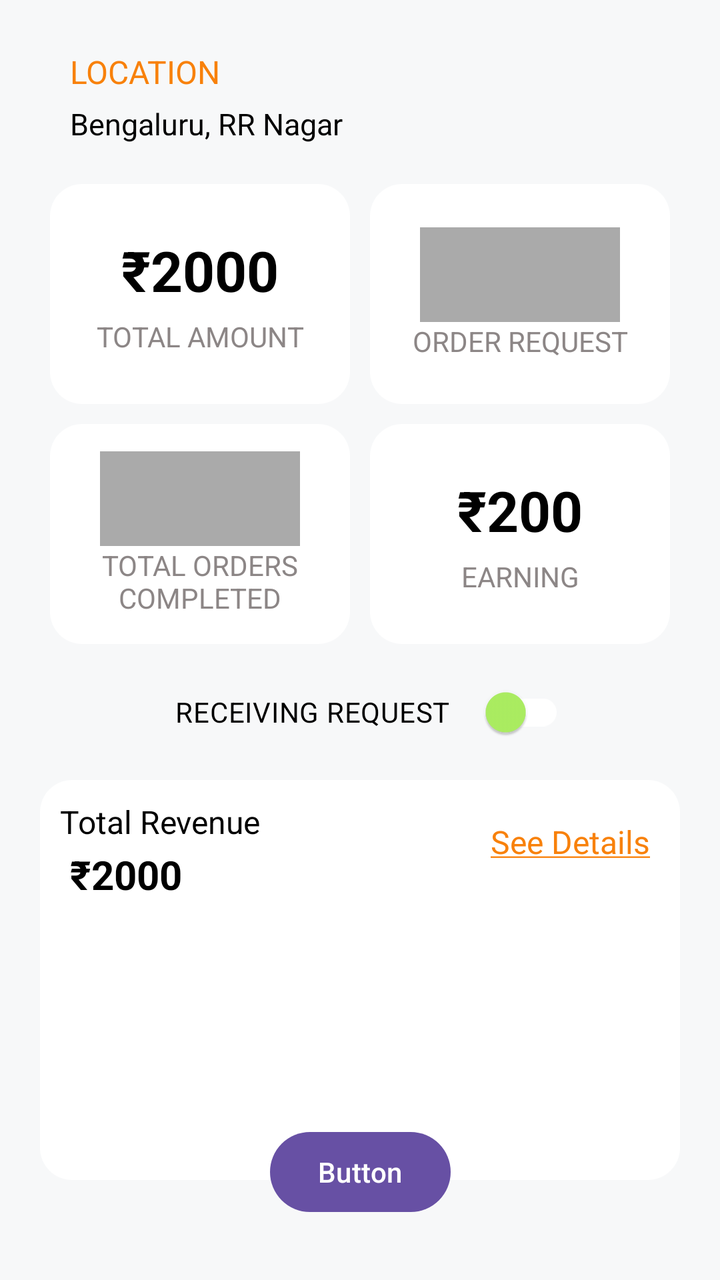
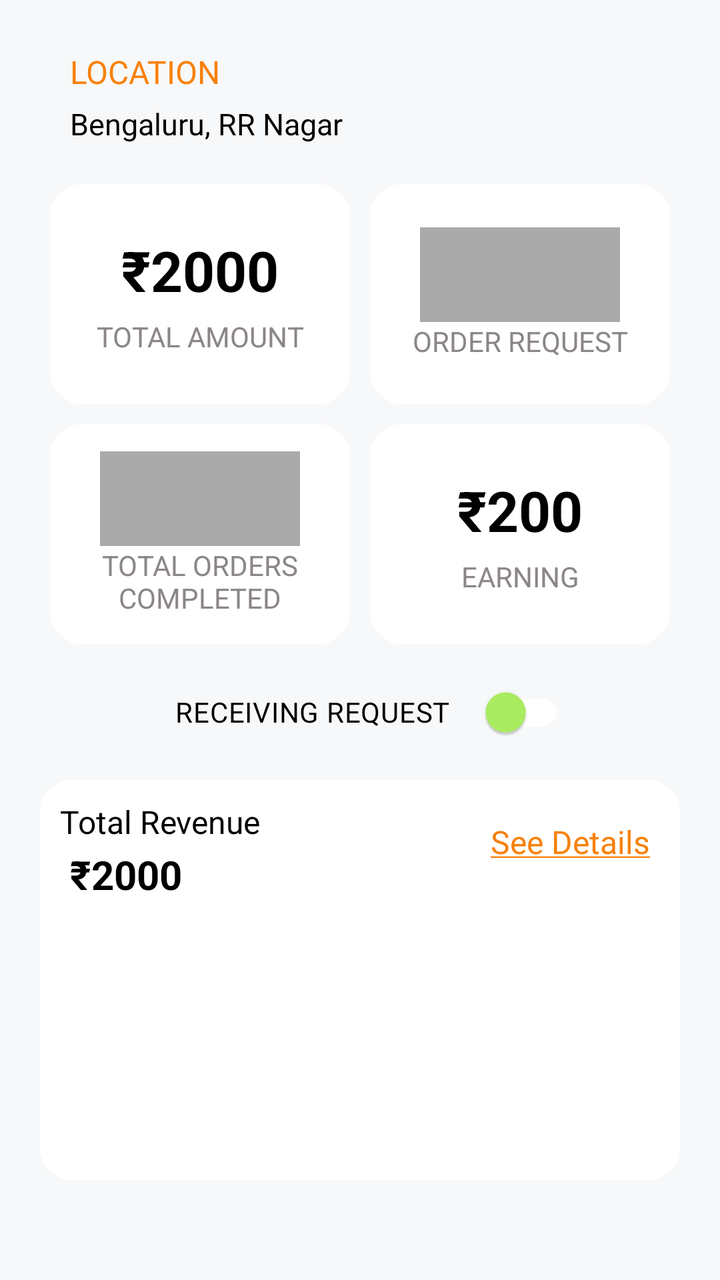

The first picture is an Android layout as it rendered before a commit; the second is the same layout after the commit. The layout source and the unified diff follow.
<!-- AndroidManifest.xml: application theme Theme.B2CDeliveryApp -->
<!-- res/layout/fragment_dashboard.xml -->
<?xml version="1.0" encoding="utf-8"?>
<androidx.constraintlayout.widget.ConstraintLayout xmlns:android="http://schemas.android.com/apk/res/android"
    xmlns:app="http://schemas.android.com/apk/res-auto"
    xmlns:tools="http://schemas.android.com/tools"
    android:id="@+id/frameLayout2"
    android:layout_width="match_parent"
    android:layout_height="match_parent"
    android:background="#F7F8F9"
    android:padding="10dp"
    tools:context=".DashboardFragment">


    <TextView
        android:id="@+id/textView2"
        android:layout_width="wrap_content"
        android:layout_height="wrap_content"
        android:layout_marginStart="25dp"
        android:layout_marginTop="15dp"
        android:fontWeight="600"
        android:text="LOCATION"
        android:textColor="@color/appThemeColor"
        android:textSize="16sp"
        app:layout_constraintStart_toStartOf="parent"
        app:layout_constraintTop_toTopOf="parent" />

    <TextView
        android:id="@+id/locationBox"
        android:layout_width="wrap_content"
        android:layout_height="wrap_content"
        android:layout_marginStart="25dp"
        android:layout_marginTop="5dp"
        android:text="Bengaluru, RR Nagar"
        android:textSize="15sp"
        app:layout_constraintStart_toStartOf="parent"
        app:layout_constraintTop_toBottomOf="@+id/textView2"
        android:textColor="@color/black"/>

    <LinearLayout
        android:id="@+id/amount_order_layout"
        android:layout_width="wrap_content"
        android:layout_height="110dp"
        android:layout_marginStart="25dp"
        android:layout_marginTop="20dp"
        android:layout_marginEnd="25dp"
        android:orientation="horizontal"
        app:layout_constraintEnd_toEndOf="parent"
        app:layout_constraintStart_toStartOf="parent"
        app:layout_constraintTop_toBottomOf="@+id/locationBox">

        <LinearLayout
            android:id="@+id/Amount_box"
            android:layout_width="150dp"
            android:layout_height="match_parent"
            android:layout_marginEnd="10dp"
            android:background="@drawable/rounded_background_white"
            android:gravity="center"
            android:orientation="vertical">

            <TextView
                android:id="@+id/amount"
                android:layout_width="match_parent"
                android:layout_height="wrap_content"
                android:gravity="center"
                android:paddingBottom="5dp"
                android:text="₹2000"
                android:textSize="28sp"
                android:textStyle="bold"
                android:textColor="@color/black"
                />

            <TextView
                android:layout_width="match_parent"
                android:layout_height="wrap_content"
                android:gravity="center"
                android:text="TOTAL AMOUNT"
                android:textColor="#8C8686" />
        </LinearLayout>

        <LinearLayout
            android:id="@+id/Order_request"
            android:layout_width="150dp"
            android:layout_height="match_parent"
            android:background="@drawable/rounded_background_white"
            android:gravity="center"
            android:orientation="vertical">

            <TextView
                android:padding="5dp"
                android:id="@+id/order_count"
                android:layout_width="100dp"
                android:layout_height="wrap_content"
                android:gravity="center"
                android:paddingBottom="5dp"
                android:textSize="28sp"
                android:textStyle="bold"
                android:textColor="@color/black"
                android:background="@drawable/dummy_loading"/>

            <TextView
                android:layout_width="match_parent"
                android:layout_height="wrap_content"
                android:gravity="center"
                android:text="ORDER REQUEST"
                android:textColor="#8C8686" />
        </LinearLayout>

    </LinearLayout>


    <LinearLayout
        android:id="@+id/linearLayout"
        android:layout_width="match_parent"
        android:layout_height="wrap_content"
        android:layout_marginStart="10dp"
        android:layout_marginTop="10dp"
        android:layout_marginEnd="10dp"
        android:gravity="center"
        android:orientation="horizontal"
        app:layout_constraintEnd_toEndOf="parent"
        app:layout_constraintStart_toStartOf="parent"
        app:layout_constraintTop_toBottomOf="@+id/order_layout2">

        <androidx.appcompat.widget.SwitchCompat
            android:id="@+id/receiving_request"
            android:layout_width="wrap_content"
            android:layout_height="wrap_content"
            android:paddingStart="10dp"
            android:text="RECEIVING REQUEST     "
            android:textColor="@color/black"
            app:thumbTint="#ADF062"
            app:trackTint="@color/white" />

    </LinearLayout>

    <LinearLayout
        android:id="@+id/graph_layout"
        android:layout_width="match_parent"
        android:layout_height="200dp"
        android:layout_marginStart="10dp"
        android:layout_marginTop="10dp"
        android:layout_marginEnd="10dp"
        android:orientation="vertical"
        android:background="@drawable/rounded_background_white"
        app:layout_constraintEnd_toEndOf="parent"
        app:layout_constraintStart_toStartOf="parent"
        app:layout_constraintTop_toBottomOf="@+id/linearLayout">

        <androidx.constraintlayout.widget.ConstraintLayout
            android:id="@+id/revenue_layout"
            android:layout_width="match_parent"
            android:layout_height="70dp">

            <TextView
                android:id="@+id/textView6"
                android:layout_width="wrap_content"
                android:layout_height="wrap_content"
                android:layout_marginStart="10dp"
                android:layout_marginTop="10dp"
                android:text="Total Revenue"
                android:textSize="16sp"
                app:layout_constraintStart_toStartOf="parent"
                app:layout_constraintTop_toTopOf="parent"
                android:textColor="@color/black"/>

            <TextView
                android:id="@+id/total_revenue"
                android:layout_width="wrap_content"
                android:layout_height="wrap_content"
                android:layout_marginStart="15dp"
                android:layout_marginTop="2dp"
                android:textStyle="bold"
                android:textSize="20sp"
                android:text="₹2000"
                app:layout_constraintStart_toStartOf="parent"
                app:layout_constraintTop_toBottomOf="@+id/textView6"
                android:textColor="@color/black"/>

            <TextView
                android:id="@+id/see_details"
                android:layout_width="wrap_content"
                android:layout_height="wrap_content"
                android:layout_marginTop="20dp"
                android:layout_marginEnd="15dp"
                android:textSize="16sp"
                android:textColor="@color/appThemeColor"
                android:text="@string/see_details"
                app:layout_constraintEnd_toEndOf="parent"
                app:layout_constraintTop_toTopOf="parent" />
        </androidx.constraintlayout.widget.ConstraintLayout>
    </LinearLayout>

    <LinearLayout
        android:id="@+id/order_layout2"
        android:layout_width="wrap_content"
        android:layout_height="110dp"
        android:layout_marginStart="25dp"
        android:layout_marginTop="10dp"
        android:layout_marginEnd="25dp"
        android:orientation="horizontal"
        app:layout_constraintEnd_toEndOf="parent"
        app:layout_constraintStart_toStartOf="parent"
        app:layout_constraintTop_toBottomOf="@+id/amount_order_layout">

        <LinearLayout
            android:id="@+id/total_orders_completed_layout"
            android:layout_width="150dp"
            android:layout_height="match_parent"
            android:layout_marginEnd="10dp"
            android:background="@drawable/rounded_background_white"
            android:gravity="center"
            android:orientation="vertical">

            <TextView
                android:padding="5dp"
                android:id="@+id/completed_orders_count"
                android:layout_width="100dp"
                android:layout_height="wrap_content"
                android:gravity="center"
                android:paddingBottom="5dp"
                android:textSize="28sp"
                android:textStyle="bold"
                android:textColor="@color/black"
                android:background="@drawable/dummy_loading"/>

            <TextView
                android:layout_width="match_parent"
                android:layout_height="wrap_content"
                android:gravity="center"
                android:text="TOTAL ORDERS COMPLETED"
                android:textColor="#8C8686" />

        </LinearLayout>

        <LinearLayout
            android:id="@+id/earnings_layout"
            android:layout_width="150dp"
            android:layout_height="match_parent"
            android:background="@drawable/rounded_background_white"
            android:gravity="center"
            android:orientation="vertical">

            <TextView
                android:id="@+id/total_earnings"
                android:layout_width="match_parent"
                android:layout_height="wrap_content"
                android:gravity="center"
                android:paddingBottom="5dp"
                android:text="₹200"
                android:textSize="28sp"
                android:textStyle="bold"
                android:textColor="@color/black"/>

            <TextView
                android:layout_width="match_parent"
                android:layout_height="wrap_content"
                android:gravity="center"
                android:text="EARNING"
                android:textColor="#8C8686" />

        </LinearLayout>

    </LinearLayout>

    <Button
        android:id="@+id/trialBtn"
        android:layout_width="wrap_content"
        android:layout_height="wrap_content"
        android:layout_marginBottom="20dp"
        android:text="Button"
        app:layout_constraintBottom_toBottomOf="parent"
        app:layout_constraintEnd_toEndOf="parent"
        app:layout_constraintStart_toStartOf="parent" />


</androidx.constraintlayout.widget.ConstraintLayout>
<!-- resources referenced by this layout -->
<resources>
  <color name="appThemeColor">#F8810B</color>
  <color name="black">#FF000000</color>
  <color name="white">#FFFFFFFF</color>
  <!-- drawable dummy_loading (drawable) -->
  <layer-list xmlns:android="http://schemas.android.com/apk/res/android">
  
      
      <item
          android:id="@android:id/background"
          android:drawable="@android:color/transparent" /> 
  
      
      <item>
          <shape
              android:shape="rectangle">
              <solid android:color="@android:color/darker_gray" /> 
  
              <padding
                  android:left="16dp"
                  android:right="16dp"
                  android:top="8dp"
                  android:bottom="8dp" /> 
          </shape>
      </item>
  
  </layer-list>
  <!-- drawable rounded_background_white (drawable) -->
  <?xml version="1.0" encoding="utf-8"?>
  <shape xmlns:android="http://schemas.android.com/apk/res/android">
      <solid android:color="@color/white" />
      <corners android:radius="16dp" />
  </shape>
  <string name="see_details"><u>See Details</u></string>
  <style name="Theme.B2CDeliveryApp" parent="Base.Theme.B2CDeliveryApp" />
  <style name="Base.Theme.B2CDeliveryApp" parent="Theme.Material3.DayNight.NoActionBar">
          
          
      </style>
</resources>

<!-- the commit's change to res/layout/fragment_dashboard.xml (unified diff, before → after) -->
@@ -261,15 +261,5 @@
 
     </LinearLayout>
 
-    <Button
-        android:id="@+id/trialBtn"
-        android:layout_width="wrap_content"
-        android:layout_height="wrap_content"
-        android:layout_marginBottom="20dp"
-        android:text="Button"
-        app:layout_constraintBottom_toBottomOf="parent"
-        app:layout_constraintEnd_toEndOf="parent"
-        app:layout_constraintStart_toStartOf="parent" />
-
 
 </androidx.constraintlayout.widget.ConstraintLayout>
